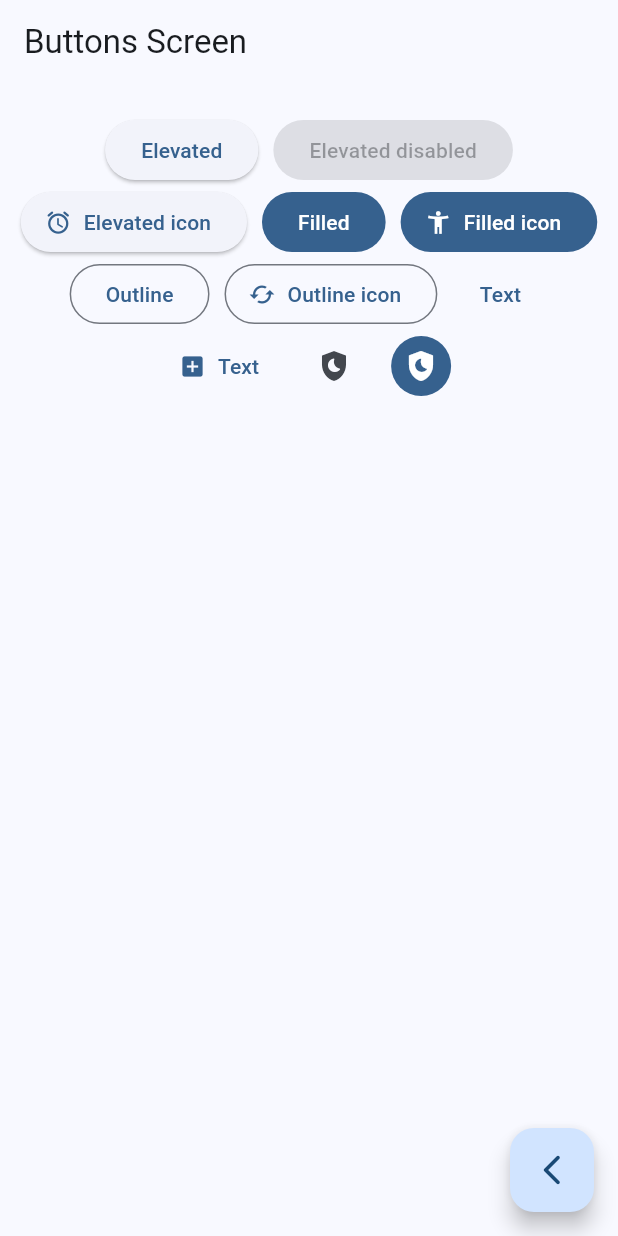
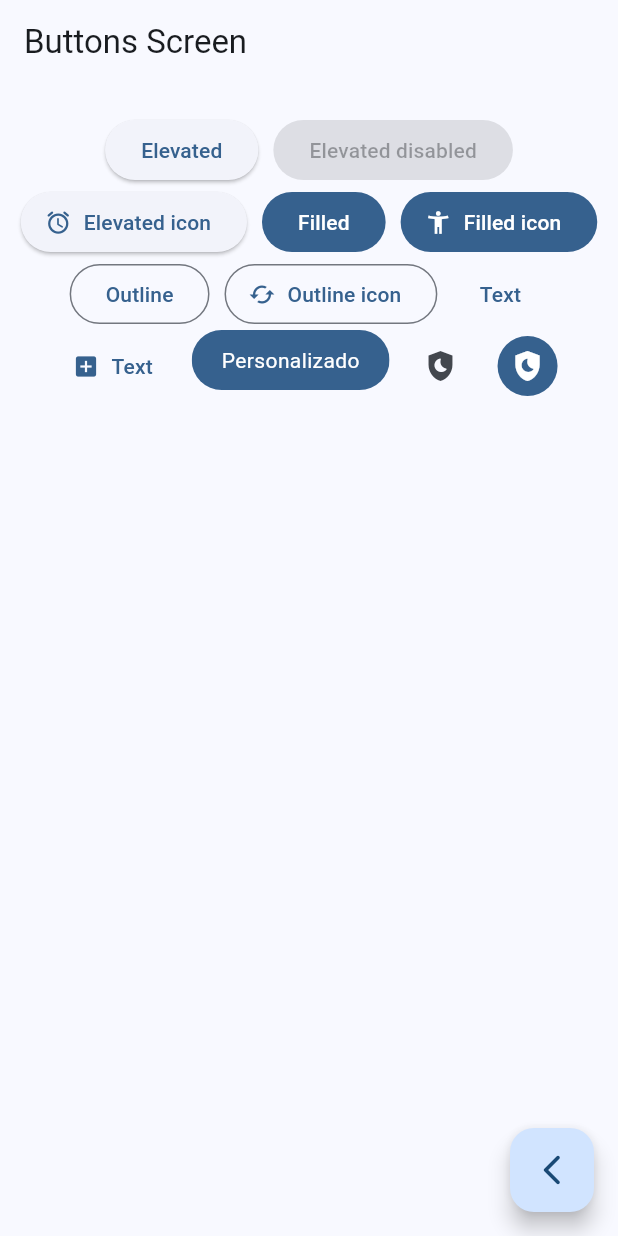
Before and after one commit to Davichobits/Flutter_widgets_app, a Flutter app: the ButtonsScreen screen opened by its route, on a phone screen of 412 x 824 dp. Run offline on Flutter 3.47's test engine with Material 3 defaults, Android fonts, the phone set to English and light mode, and no system bars; our stand-ins replace go_router.

Commit message:
Custom button on buttons screen

```diff
--- a/lib/presentation/screens/buttons/buttons_screen.dart
+++ b/lib/presentation/screens/buttons/buttons_screen.dart
@@ -52,21 +52,20 @@ class _BottonsView extends StatelessWidget {
               label: const Text('Outline icon'),
               icon: const Icon(Icons.cached_outlined),
             ),
-            TextButton(onPressed: (){}, child: const Text('Text')),
+            TextButton(onPressed: () {}, child: const Text('Text')),
             TextButton.icon(
-              onPressed: (){},
-              label: const Text('Text'),
-              icon: const Icon(Icons.add_box)
-            ),
-            //TODO: custom button
-            IconButton(onPressed: (){}, icon: const Icon(Icons.shield_moon_sharp)),
+                onPressed: () {},
+                label: const Text('Text'),
+                icon: const Icon(Icons.add_box)),
+            const CustomButton(),
             IconButton(
-              onPressed: (){},
+                onPressed: () {}, icon: const Icon(Icons.shield_moon_sharp)),
+            IconButton(
+              onPressed: () {},
               icon: const Icon(Icons.shield_moon_sharp),
               style: ButtonStyle(
-                backgroundColor: MaterialStatePropertyAll(colors.primary),
-                iconColor: const MaterialStatePropertyAll(Colors.white)
-              ),
+                  backgroundColor: MaterialStatePropertyAll(colors.primary),
+                  iconColor: const MaterialStatePropertyAll(Colors.white)),
             )
           ],
         ),
@@ -74,3 +73,24 @@ class _BottonsView extends StatelessWidget {
     );
   }
 }
+
+class CustomButton extends StatelessWidget {
+  const CustomButton({super.key});
+  @override
+  Widget build(BuildContext context) {
+    final colors = Theme.of(context).colorScheme;
+    return ClipRRect(
+      borderRadius: BorderRadius.circular(20),
+      child: Material(
+        color: colors.primary,
+        child: InkWell(
+          onTap: (){},
+          child: const Padding(
+            padding: EdgeInsets.symmetric(horizontal: 20, vertical: 10),
+            child: Text('Personalizado', style: TextStyle(color: Colors.white),),
+            ),
+        ),
+      ),
+    );
+  }
+}
```
